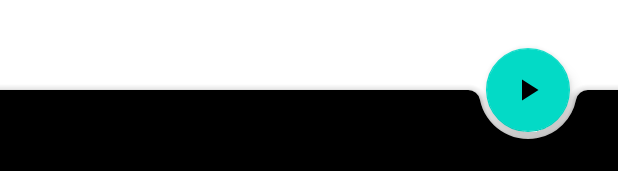
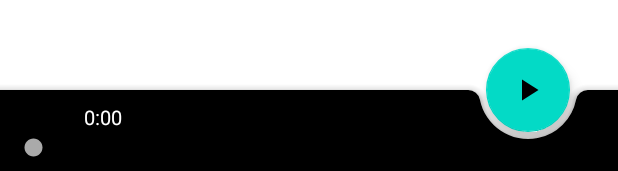
Before and after one commit to braulio94/Brhymes, an Android app: the layout activity_main.xml on its own in the app's theme, with its tools: preview values and no code run, on a phone screen of 412 x 824 dp. Shown: the part 1062-1233 px from the top of the screen. Run offline under Robolectric (Android 15) with nearby library versions, the phone set to English and light mode, and no system bars.

Commit message:
implement audio player layout

```diff
--- a/app/src/main/res/layout/activity_main.xml
+++ b/app/src/main/res/layout/activity_main.xml
@@ -14,7 +14,11 @@
         style="@style/Widget.MaterialComponents.BottomAppBar"
         app:backgroundTint="@android:color/black"
         app:fabAlignmentMode="end"
-        />
+        >
+
+        <include layout="@layout/audio_player_layout"/>
+
+    </android.support.design.bottomappbar.BottomAppBar>
 
     <android.support.design.widget.FloatingActionButton
         android:id="@+id/fab"
--- /dev/null
+++ b/app/src/main/res/layout/audio_player_layout.xml
@@ -0,0 +1,53 @@
+<LinearLayout
+    xmlns:android="http://schemas.android.com/apk/res/android"
+    android:layout_width="match_parent"
+    android:layout_height="wrap_content"
+    android:layout_marginLeft="16dp"
+    android:layout_marginRight="16dp"
+    android:orientation="vertical">
+
+    <RelativeLayout
+        android:id="@+id/audio_player_layout"
+        android:layout_width="wrap_content"
+        android:layout_height="wrap_content">
+        <TextView
+            android:id="@+id/record_timestamp"
+            android:layout_width="wrap_content"
+            android:layout_height="wrap_content"
+            android:layout_marginStart="40dp"
+            android:text="@string/_start_duration"
+            android:textSize="13sp"
+            android:textColor="@android:color/white"/>
+
+        <TextView
+            android:id="@+id/record_duration"
+            android:layout_width="wrap_content"
+            android:layout_height="wrap_content"
+            android:layout_alignParentEnd="true"
+            android:layout_marginEnd="30dp"
+            android:text="@string/_start_duration"
+            android:textSize="13sp"
+            android:textColor="@android:color/white"/>
+    </RelativeLayout>
+
+    <LinearLayout
+        android:id="@+id/player_layout"
+        android:layout_width="match_parent"
+        android:layout_height="wrap_content"
+        android:layout_marginTop="2dp"
+        android:orientation="horizontal">
+
+        <SeekBar
+            android:id="@+id/seekBar"
+            android:layout_width="match_parent"
+            android:layout_height="wrap_content"
+            android:paddingStart="0dp"
+            android:paddingEnd="0dp"
+            android:progressTint="@android:color/darker_gray"
+            android:thumbTint="@android:color/darker_gray"
+            android:layout_gravity="center_vertical"
+            android:thumbOffset="3dp"/>
+    </LinearLayout>
+
+
+</LinearLayout>
--- a/app/src/main/res/values/strings.xml
+++ b/app/src/main/res/values/strings.xml
@@ -1,4 +1,5 @@
 <resources>
-    <string name="app_name">brhymes</string>
+    <string name="app_name">BRHYMES</string>
     <string name="action_settings">Settings</string>
+    <string name="_start_duration">0:00</string>
 </resources>
```
Also changed, not shown: app/src/main/java/brhymes/app/MainActivity.java (+2 -6 lines), app/src/main/res/drawable/ic_play_pause.xml (added, +45 -0 lines).
